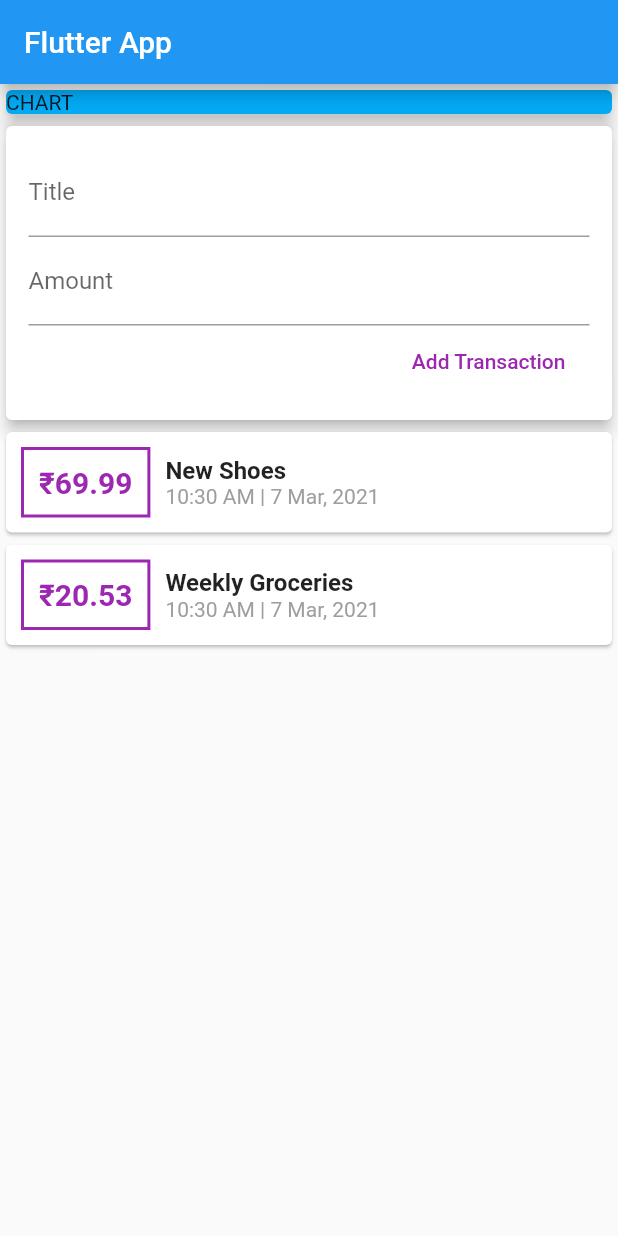
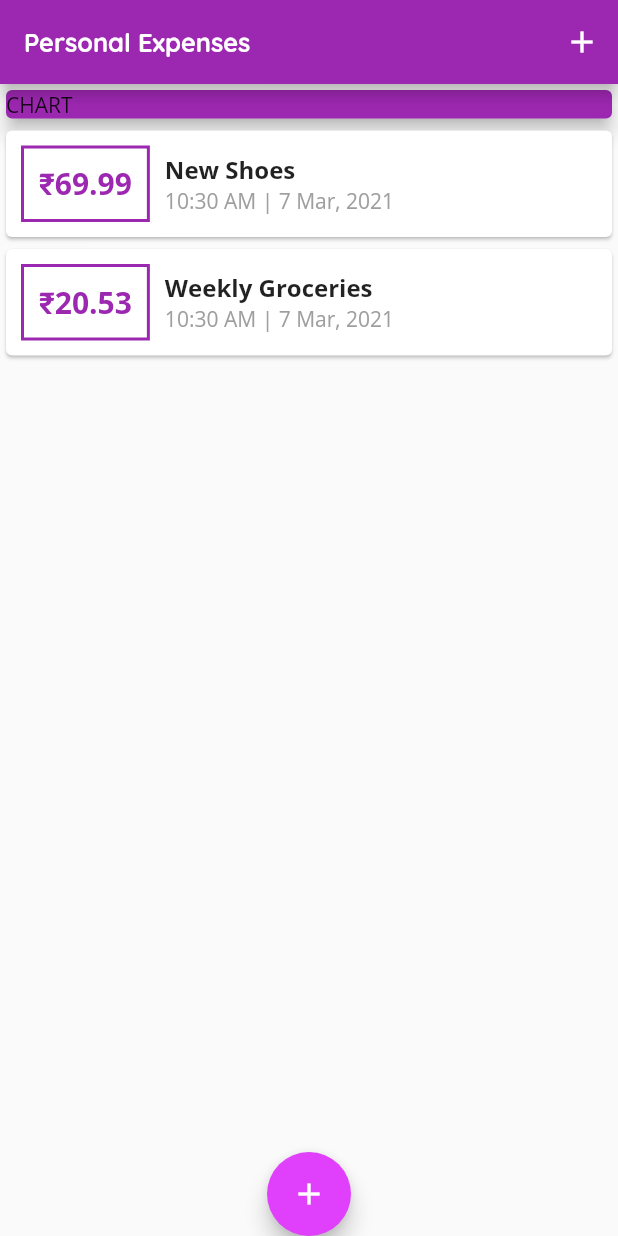
Before and after one commit to sacksaini/PlannerApp, a Flutter app: the screen it shows after launch, on a phone screen of 412 x 824 dp. Run offline on Flutter 3.47's test engine with Material 2 defaults, Android fonts, the phone set to English and light mode, and no system bars.

Commit message:
popup addtransactionfeature,floatingbutton, fonts and styling

```diff
--- a/lib/main.dart
+++ b/lib/main.dart
@@ -1,5 +1,8 @@
 import 'package:flutter/material.dart';
-import './widgets/user_transactions.dart';
+import 'package:timer/widgets/new_transaction.dart';
+import './widgets/transaction_list.dart';
+import './widgets/new_transaction.dart';
+import 'models/transaction.dart';
 
 void main() => runApp(MyApp());
 
@@ -7,21 +10,75 @@ class MyApp extends StatelessWidget {
   @override
   Widget build(BuildContext context) {
     return MaterialApp(
-      title: 'Flutter App',
+      title: 'Personal Expenses',
+      theme: ThemeData(
+        primarySwatch: Colors.purple,
+        accentColor: Colors.purpleAccent,
+        fontFamily: 'OpenSans',
+      ),
       home: MyHomePage(),
     );
   }
 }
 
-class MyHomePage extends StatelessWidget {
-  final titleController = TextEditingController();
-  final amountController = TextEditingController();
+class MyHomePage extends StatefulWidget {
+  @override
+  _MyHomePageState createState() => _MyHomePageState();
+}
+
+class _MyHomePageState extends State<MyHomePage> {
+  final List<Transaction> _userTransaction = [
+    Transaction(
+      id: 't1',
+      title: 'New Shoes',
+      amount: 69.99,
+      date: DateTime.now(),
+    ),
+    Transaction(
+      id: 't2',
+      title: 'Weekly Groceries',
+      amount: 20.53,
+      date: DateTime.now(),
+    ),
+  ];
+
+  void _addNewTransaction(String txTitle, double txAmount) {
+    final newTx = Transaction(
+      amount: txAmount,
+      date: DateTime.now(),
+      id: DateTime.now().toString(),
+      title: txTitle,
+    );
+    setState(() {
+      _userTransaction.add(newTx);
+    });
+  }
+
+  void _startAddNewTransaction(BuildContext ctx) {
+    showModalBottomSheet(
+        context: ctx,
+        builder: (_) {
+          return NewTransaction(_addNewTransaction);
+        });
+  }
 
   @override
   Widget build(BuildContext context) {
     return Scaffold(
       appBar: AppBar(
-        title: Text('Flutter App'),
+        title: Text(
+          'Personal Expenses',
+          style: TextStyle(
+              fontFamily: 'Quicksand',
+              fontSize: 17,
+              fontWeight: FontWeight.bold),
+        ),
+        actions: <Widget>[
+          IconButton(
+            icon: Icon(Icons.add),
+            onPressed: () => _startAddNewTransaction(context),
+          ),
+        ],
       ),
       body: SingleChildScrollView(
         child: Column(
@@ -32,16 +89,22 @@ class MyHomePage extends StatelessWidget {
               width: double.infinity,
               child: Card(
                 child: Text("CHART"),
-                color: Colors.lightBlue,
+                color: Theme.of(context).primaryColor,
                 elevation: 5,
               ),
             ),
-            UserTransactions(), // In this instance of a class, we call the other two widgets too i.e. NewTransactionand TransactionList.
+            TransactionList(_userTransaction),
+            // In this instance of a class, we call the other two widgets too i.e. NewTransactionand TransactionList.
             //Reason is that , in casewe want to change something particulary in List, then we can use onlt TransactionList and if only add a transaction, then call NewTransaction.
             //But instances of both classes are always called with this instance of UserTransactions.
           ],
         ),
       ),
+      floatingActionButtonLocation: FloatingActionButtonLocation.centerDocked,
+      floatingActionButton: FloatingActionButton(
+        child: Icon(Icons.add),
+        onPressed: () => _startAddNewTransaction(context),
+      ),
     );
   }
 }
--- a/lib/widgets/transaction_list.dart
+++ b/lib/widgets/transaction_list.dart
@@ -11,10 +11,9 @@ class TransactionList extends StatelessWidget {
   @override
   Widget build(BuildContext context) {
     return Container(
-      height: 500,
-      child: SingleChildScrollView(
-        child: Column(
-          children: userTransaction.map((tx) {
+      height: 400,
+      child: ListView.builder(
+        itemBuilder: (ctx, index) {
           return Card(
             child: Row(
               children: [
@@ -27,30 +26,32 @@ class TransactionList extends StatelessWidget {
                   decoration: BoxDecoration(
                     shape: BoxShape.rectangle,
                     border: Border.all(
-                        color: Colors.purple,
+                      color: Theme.of(context).primaryColor,
                       width: 2,
                     ),
                   ),
                   child: Text(
-                      '\u{20B9}${tx.amount}',
+                    '\u{20B9}${userTransaction[index].amount.toStringAsFixed(2)}',
                     style: TextStyle(
                       fontWeight: FontWeight.bold,
                       fontSize: 20,
-                          color: Colors.purple),
+                      color: Theme.of(context).primaryColor,
+                    ),
                   ),
                 ),
                 Column(
                   crossAxisAlignment: CrossAxisAlignment.start,
                   children: [
                     Text(
-                        tx.title,
+                      userTransaction[index].title,
                       style: TextStyle(
                         fontSize: 16,
                         fontWeight: FontWeight.bold,
                       ),
                     ),
                     Text(
-                        DateFormat('h:mm a | d MMM, y').format(tx.date),
+                      DateFormat('h:mm a | d MMM, y')
+                          .format(userTransaction[index].date),
                       style: TextStyle(
                         color: Colors.grey,
                       ),
@@ -60,8 +61,8 @@ class TransactionList extends StatelessWidget {
               ],
             ),
           );
-          }).toList(),
-        ),
+        },
+        itemCount: userTransaction.length,
       ),
     );
   }
--- a/lib/widgets/user_transactions.dart
+++ /dev/null
@@ -1,48 +0,0 @@
-import 'package:flutter/material.dart';
-import './new_transaction.dart';
-import './transaction_list.dart';
-import '../models/transaction.dart';
-
-class UserTransactions extends StatefulWidget {
-  @override
-  createState() => _UserTransactionsState();
-}
-
-class _UserTransactionsState extends State<UserTransactions> {
-  final List<Transaction> _userTransaction = [
-    Transaction(
-      id: 't1',
-      title: 'New Shoes',
-      amount: 69.99,
-      date: DateTime.now(),
-    ),
-    Transaction(
-      id: 't2',
-      title: 'Weekly Groceries',
-      amount: 20.53,
-      date: DateTime.now(),
-    ),
-  ];
-
-  void _addNewTransaction(String txTitle, double txAmount) {
-    final newTx = Transaction(
-      amount: txAmount,
-      date: DateTime.now(),
-      id: DateTime.now().toString(),
-      title: txTitle,
-    );
-    setState(() {
-      _userTransaction.add(newTx);
-    });
-  }
-
-  @override
-  Widget build(BuildContext context) {
-    return Column(
-      children: <Widget>[
-        NewTransaction(_addNewTransaction),
-        TransactionList(_userTransaction),
-      ],
-    );
-  }
-}
```
Also changed, not shown: lib/widgets/new_transaction.dart (+25 -7 lines), pubspec.yaml (+13 -6 lines), assets/fonts/OpenSans-Bold.ttf (added), assets/fonts/OpenSans-Regular.ttf (added), assets/fonts/Quicksand-Bold.ttf (added), assets/fonts/Quicksand-Light.ttf (added), assets/fonts/Quicksand-Medium.ttf (added), assets/fonts/Quicksand-Regular.ttf (added). Lines whose indentation alone changed are shown as unchanged.
